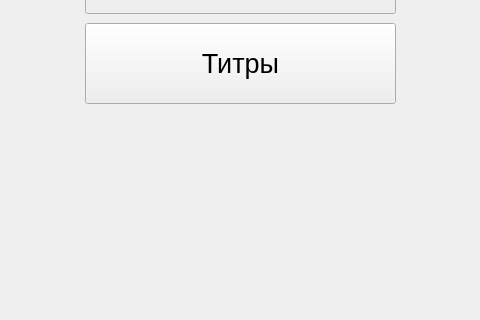
Above: Игра/data/Desine/Sentinngs.ui from alex18072007/Project_Labirint before the change; both pictures show x 375 to 855 and y 247 to 567 of the 1185 by 900 pixel window. Below: the same form after it.
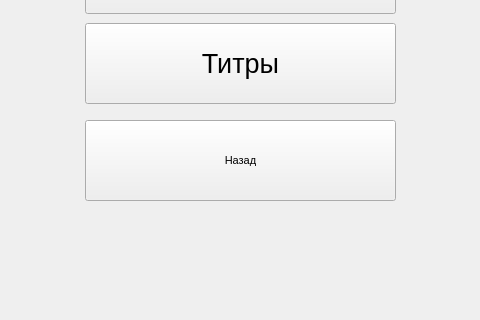
That is the form after the change.

```diff
--- a/Игра/data/Desine/Sentinngs.ui
+++ b/Игра/data/Desine/Sentinngs.ui
@@ -94,6 +94,19 @@
      <string>Титры</string>
     </property>
    </widget>
+   <widget class="QPushButton" name="Nazad">
+    <property name="geometry">
+     <rect>
+      <x>460</x>
+      <y>367</y>
+      <width>311</width>
+      <height>81</height>
+     </rect>
+    </property>
+    <property name="text">
+     <string>Назад</string>
+    </property>
+   </widget>
   </widget>
   <widget class="QMenuBar" name="menubar">
    <property name="geometry">
```
